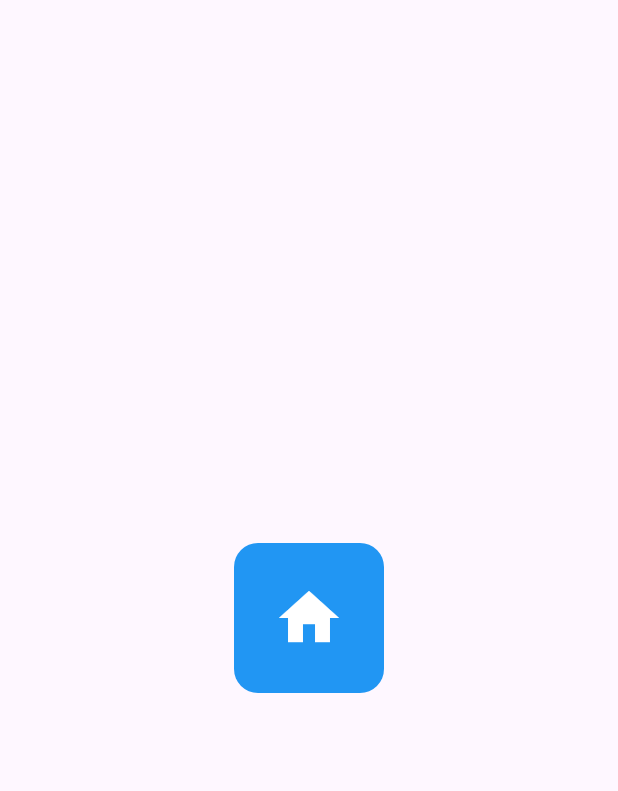
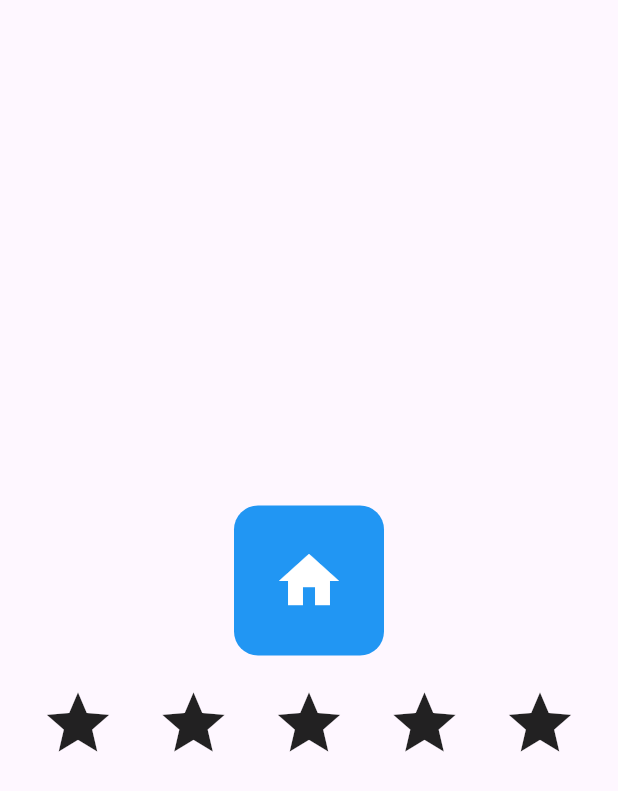
Before and after one commit to kmirzoyev5/mobileProgLab5, a Flutter app: the screen it shows after launch, on a phone screen of 412 x 824 dp. Shown: the top 791 px of the screen. Run offline on Flutter 3.47's test engine with Material 3 defaults, Android fonts, the phone set to English and light mode, and no system bars.

Commit message:
Task 2.3

```diff
--- a/lib/main.dart
+++ b/lib/main.dart
@@ -10,7 +10,8 @@ class MyApp extends StatelessWidget {
     return MaterialApp(
       home: Scaffold(
         body: Center(
-          child: Container(
+          child: Column(mainAxisSize: MainAxisSize.min, children: [
+            Container(
               margin: const EdgeInsets.all(20.0), // Added margin here
               padding: const EdgeInsets.all(16.0),
               height: 100,
@@ -25,6 +26,17 @@ class MyApp extends StatelessWidget {
                 size: 48,
               ),
             ),
+            Row(
+              mainAxisAlignment: MainAxisAlignment.spaceEvenly,
+              children: const <Widget>[
+                Icon(Icons.star, size: 50),
+                Icon(Icons.star, size: 50),
+                Icon(Icons.star, size: 50),
+                Icon(Icons.star, size: 50), // Added 4th icon
+                Icon(Icons.star, size: 50), // Added 5th icon
+              ],
+            )
+          ]),
         ),
       ),
     );
```
Lines whose indentation alone changed are shown as unchanged.
